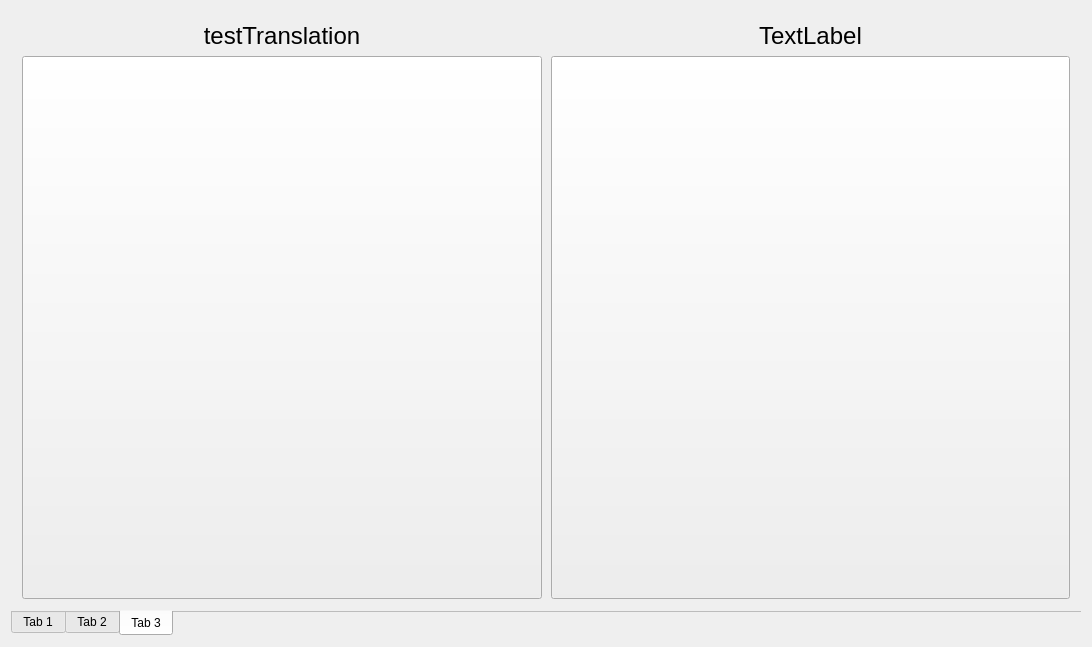
Qt form VPaHMI/CourseWork/mainwindow.ui (MangriMen/SibSUTIS5semester) before a commit.
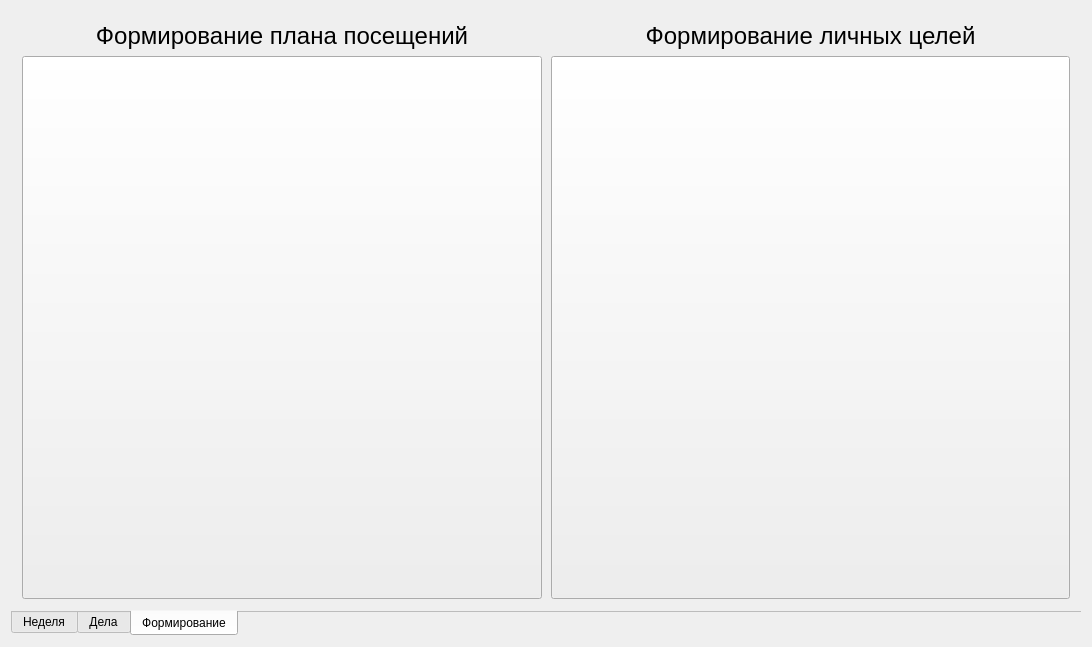
The same form after that commit. The open tabs and pages were chosen to show the change. Custom widgets are drawn as their Qt base class.

The edit to the form file:
```diff
--- a/VPaHMI/CourseWork/mainwindow.ui
+++ b/VPaHMI/CourseWork/mainwindow.ui
@@ -31,7 +31,7 @@
       </property>
       <widget class="QWidget" name="tabWeek">
        <attribute name="title">
-        <string>Tab 1</string>
+        <string>Неделя</string>
        </attribute>
        <layout class="QGridLayout" name="gridLayout_4">
         <property name="spacing">
@@ -65,7 +65,7 @@
       </widget>
       <widget class="QWidget" name="tabAffairs">
        <attribute name="title">
-        <string>Tab 2</string>
+        <string>Дела</string>
        </attribute>
        <layout class="QGridLayout" name="gridLayout_2">
         <property name="spacing">
@@ -87,7 +87,7 @@
       </widget>
       <widget class="QWidget" name="tabShaping">
        <attribute name="title">
-        <string>Tab 3</string>
+        <string>Формирование</string>
        </attribute>
        <layout class="QGridLayout" name="gridLayout_3">
         <property name="spacing">
@@ -109,7 +109,7 @@
              </font>
             </property>
             <property name="text">
-             <string>testTranslation</string>
+             <string>Формирование плана посещений</string>
             </property>
             <property name="alignment">
              <set>Qt::AlignCenter</set>
@@ -147,7 +147,7 @@
              </font>
             </property>
             <property name="text">
-             <string>TextLabel</string>
+             <string>Формирование личных целей</string>
             </property>
             <property name="alignment">
              <set>Qt::AlignCenter</set>
```
